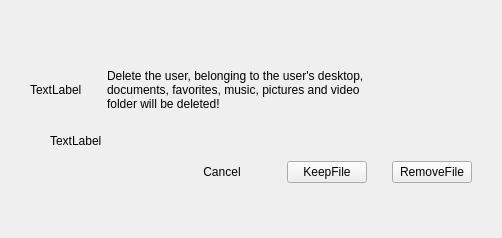
Qt form plugins/account/userinfo/deluserdialog.ui (ukui/ukui-control-center) before a commit.
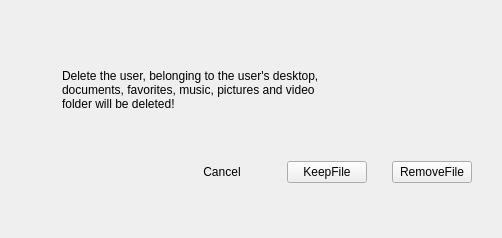
The same form after that commit.

```diff
--- a/plugins/account/userinfo/deluserdialog.ui
+++ b/plugins/account/userinfo/deluserdialog.ui
@@ -78,7 +78,7 @@
           </size>
          </property>
          <property name="text">
-          <string>TextLabel</string>
+          <string/>
          </property>
         </widget>
        </item>
@@ -167,7 +167,7 @@
           </sizepolicy>
          </property>
          <property name="text">
-          <string>TextLabel</string>
+          <string/>
          </property>
         </widget>
        </item>
```
Left out of the diff: 2 changed lines with no effect on the pictures.
